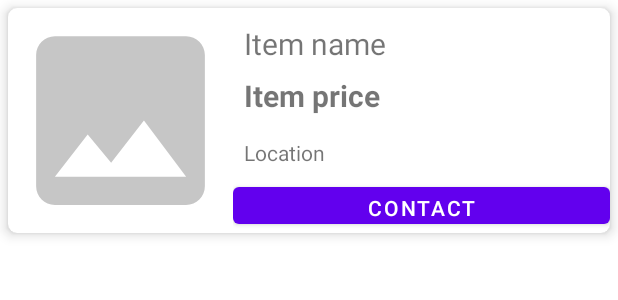
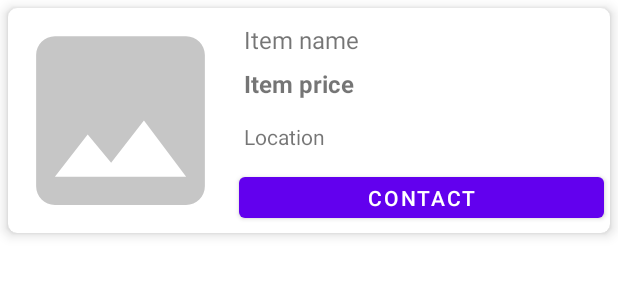
Before and after one commit to SupreetSinghDhillon/Hanger, an Android app: the layout listing_item_layout.xml on its own in the app's theme, with its tools: preview values and no code run, on a phone screen of 412 x 824 dp. Shown: the top 300 px of the screen. Run offline under Robolectric (Android 15) with nearby library versions, the phone set to English and light mode, and no system bars; Roboto replaces fonts that are not available here.

Commit message:
Fix some UI for demo

```diff
--- a/app/src/main/java/com/example/hanger/EditMyListingActivity.kt
+++ b/app/src/main/java/com/example/hanger/EditMyListingActivity.kt
@@ -25,6 +25,7 @@ class EditMyListingActivity : AppCompatActivity() {
     private lateinit var itemIsActive: RadioButton
     private lateinit var itemPicture: ImageView
     private lateinit var itemId: String
+    private lateinit var textViewStatus: TextView
 
     private lateinit var btnContact: Button
     private lateinit var btnUpdateListing: Button
@@ -55,6 +56,8 @@ class EditMyListingActivity : AppCompatActivity() {
         itemId = intent.getStringExtra("itemId")!!
         isEditing = intent.getBooleanExtra("editing", false)
 
+        textViewStatus = findViewById(R.id.textViewStatus)
+
         itemName = findViewById(R.id.editListingName)
         itemPrice = findViewById(R.id.editListingPrice)
         itemLocation = findViewById(R.id.editListingLocation)
@@ -79,6 +82,7 @@ class EditMyListingActivity : AppCompatActivity() {
             itemIsActive.visibility = View.INVISIBLE
             itemCategorySpinner.isEnabled = false
 //            itemPicture.isEnabled = false
+            textViewStatus.visibility = View.INVISIBLE
 
             btnUpdateListingPicture.visibility = View.INVISIBLE
             btnContact.visibility = View.VISIBLE
@@ -93,6 +97,7 @@ class EditMyListingActivity : AppCompatActivity() {
             itemInactive.visibility = View.VISIBLE
             itemIsActive.visibility = View.VISIBLE
             itemCategorySpinner.isEnabled = true
+            textViewStatus.visibility = View.VISIBLE
 
             btnUpdateListingPicture.visibility = View.VISIBLE
             btnContact.visibility = View.INVISIBLE
--- a/app/src/main/res/layout/activity_edit_my_listing.xml
+++ b/app/src/main/res/layout/activity_edit_my_listing.xml
@@ -112,7 +112,7 @@
                 android:minHeight="48dp" />
 
             <TextView
-                android:id="@+id/textViewGender"
+                android:id="@+id/textViewStatus"
                 android:layout_width="match_parent"
                 android:layout_height="wrap_content"
                 android:layout_marginTop="5dp"
--- a/app/src/main/res/layout/listing_item_layout.xml
+++ b/app/src/main/res/layout/listing_item_layout.xml
@@ -32,20 +32,20 @@
                 android:id="@+id/textViewName"
                 android:layout_width="match_parent"
                 android:layout_height="wrap_content"
+                android:layout_marginLeft="7dp"
+                android:layout_marginTop="10dp"
+                android:layout_marginRight="7dp"
                 android:text="Item name"
-                android:textSize="20dp"
-                android:layout_marginTop="10dp"
-                android:layout_marginLeft="7dp"
-                android:layout_marginRight="7dp"/>
+                android:textSize="16sp" />
 
             <TextView
                 android:id="@+id/textViewPrice"
                 android:layout_width="match_parent"
                 android:layout_height="wrap_content"
+                android:layout_margin="7dp"
                 android:text="Item price"
-                android:textStyle="bold"
-                android:textSize="20dp"
-                android:layout_margin="7dp"/>
+                android:textSize="16sp"
+                android:textStyle="bold" />
 
             <TextView
                 android:id="@+id/textViewLocation"
@@ -59,7 +59,8 @@
                 android:id="@+id/chat"
                 android:layout_width="match_parent"
                 android:layout_height="wrap_content"
-                android:text="Contact" />
+                android:text="Contact"
+                android:layout_margin="4dp" />
         </LinearLayout>
     </LinearLayout>
 </androidx.cardview.widget.CardView>
```
